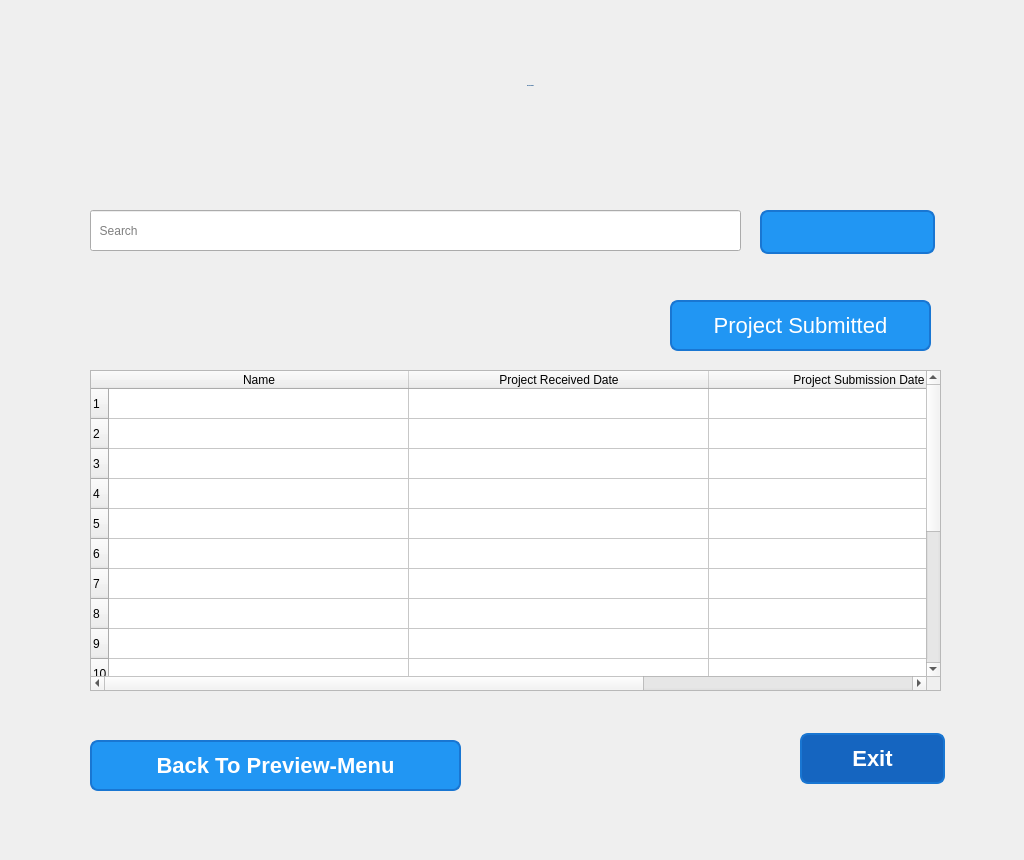
Old version of the form Customer Relationship Management/ui folders/interviews.ui in the repository Harriery/my-python-projects.
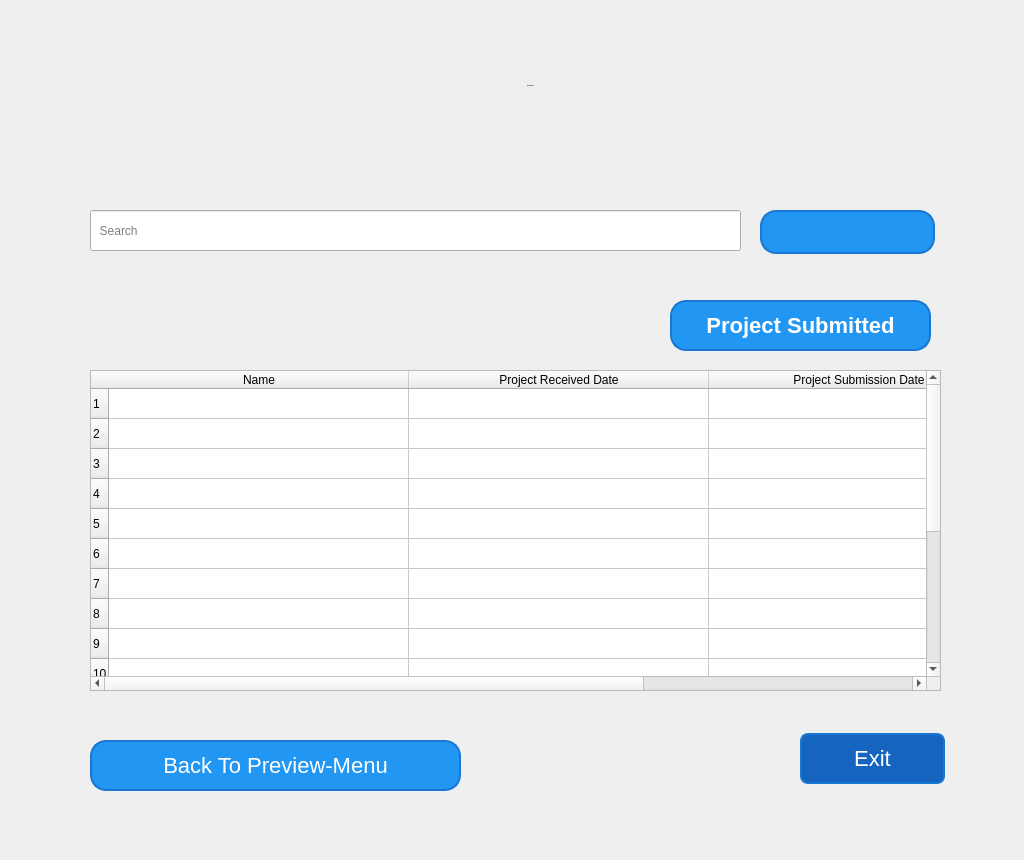
New version of the form. Icons and pictures are not drawn.

The edit to the form file:
```diff
--- a/Customer Relationship Management/ui folders/interviews.ui
+++ b/Customer Relationship Management/ui folders/interviews.ui
@@ -34,13 +34,13 @@
 }
 QPushButton {
     background-color: #2196F3;
-    border-radius: 8px;
+    border-radius: 16px;
     border: 2px solid #1976D2;
     padding: 10px 20px;
     font-size: 22px;
     color: white;
     box-shadow: 0 4px #1976D2;
-    transition: all 0.3s ease;
+    transition: all 0.3s ease-in-out;
 }
 
 QPushButton:hover {
@@ -68,6 +68,8 @@
    <property name="font">
     <font>
      <pointsize>-1</pointsize>
+     <weight>75</weight>
+     <bold>true</bold>
     </font>
    </property>
    <property name="styleSheet">
@@ -177,8 +179,6 @@
    <property name="font">
     <font>
      <pointsize>-1</pointsize>
-     <weight>75</weight>
-     <bold>true</bold>
     </font>
    </property>
    <property name="styleSheet">
@@ -275,8 +275,6 @@
    <property name="font">
     <font>
      <pointsize>-1</pointsize>
-     <weight>75</weight>
-     <bold>true</bold>
     </font>
    </property>
    <property name="styleSheet">
```
Left out of the diff: 8 changed lines with no effect on the pictures.
